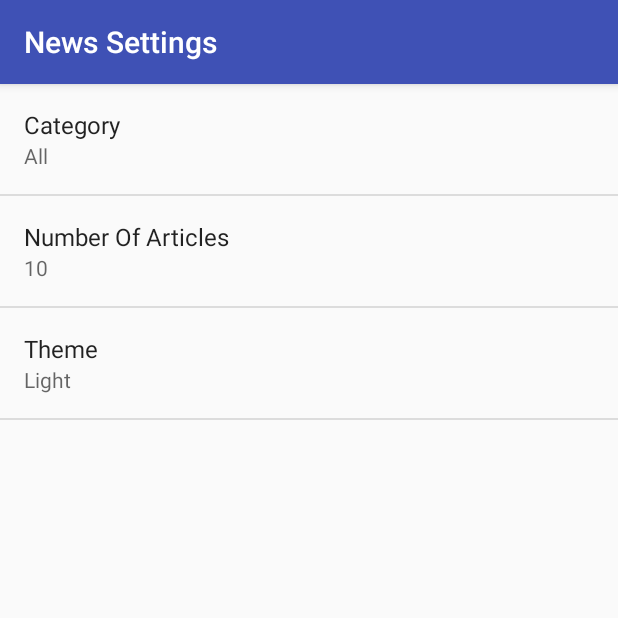
After one commit to vaishnavi-janardhan/News4U, an Android app: the SettingsActivity screen opened directly, with no data from a screen before it, on a phone screen of 412 x 824 dp, the top half of it. The commit adds this screen. Run offline under Robolectric (Android 15) with nearby library versions, the phone set to English and light mode, and no system bars.

Commit message:
1. Add preferences for category and No of items 2. Add dark theme preference

```diff
--- /dev/null
+++ b/app/src/main/java/com/vaishjanardhan/news4u/SettingsActivity.java
@@ -0,0 +1,97 @@
+package com.vaishjanardhan.news4u;
+
+import android.content.Intent;
+import android.content.SharedPreferences;
+import android.os.Bundle;
+import android.preference.ListPreference;
+import android.preference.Preference;
+import android.preference.PreferenceFragment;
+import android.preference.PreferenceManager;
+import android.support.annotation.Nullable;
+import android.support.v4.app.NavUtils;
+import android.support.v7.app.AppCompatActivity;
+
+public class SettingsActivity extends AppCompatActivity {
+
+    static Intent starterIntent;
+
+    @Override
+    protected void onCreate(Bundle savedInstanceState) {
+
+        SharedPreferences sharedPreferences = PreferenceManager.
+                getDefaultSharedPreferences(this);
+
+        String theme = sharedPreferences.getString(
+                getString(R.string.settings_theme_key),
+                getString(R.string.settings_theme_default)
+        );
+
+        if (theme.equals(getString(R.string.settings_theme_dark_value)))
+            setTheme(R.style.DarkTheme);
+        else if (theme.equals(getString(R.string.settings_theme_light_value)))
+            setTheme(R.style.AppTheme);
+
+        starterIntent = getIntent();
+
+        super.onCreate(savedInstanceState);
+        setContentView(R.layout.activity_settings);
+    }
+
+    @Override
+    public void onBackPressed() {
+        super.onBackPressed();
+        NavUtils.navigateUpFromSameTask(SettingsActivity.this);
+    }
+
+    public static class NewsPreferenceFragment extends PreferenceFragment implements
+            Preference.OnPreferenceChangeListener {
+
+        @Override
+        public void onCreate(@Nullable Bundle savedInstanceState) {
+            super.onCreate(savedInstanceState);
+            addPreferencesFromResource(R.xml.settings_main);
+
+            Preference category = findPreference(getString(R.string.settings_category_key));
+            bindPreferenceSummaryToValue(category);
+
+            Preference noOfItems = findPreference(getString(R.string.settings_number_key));
+            bindPreferenceSummaryToValue(noOfItems);
+
+            Preference theme = findPreference(getString(R.string.settings_theme_key));
+            bindPreferenceSummaryToValue(theme);
+
+            theme.setOnPreferenceChangeListener(new Preference.OnPreferenceChangeListener() {
+                @Override
+                public boolean onPreferenceChange(Preference preference, Object newValue) {
+                    getActivity().finish();
+                    startActivity(starterIntent);
+                    return true;
+                }
+            });
+        }
+
+        private void bindPreferenceSummaryToValue(Preference preference) {
+            preference.setOnPreferenceChangeListener(this);
+            SharedPreferences sharedPreferences = PreferenceManager.
+                    getDefaultSharedPreferences(preference.getContext());
+            String preferenceString = sharedPreferences.getString(preference.getKey(), "");
+            onPreferenceChange(preference, preferenceString);
+        }
+
+        @Override
+        public boolean onPreferenceChange(Preference preference, Object newValue) {
+            String stringValue = newValue.toString();
+            if (preference instanceof ListPreference) {
+                ListPreference listPreference = (ListPreference) preference;
+                int prefIndex = listPreference.findIndexOfValue(stringValue);
+                if (prefIndex >= 0) {
+                    CharSequence[] labels = listPreference.getEntries();
+                    preference.setSummary(labels[prefIndex]);
+                }
+            } else {
+                preference.setSummary(stringValue);
+            }
+            return true;
+        }
+    }
+}
--- a/app/src/main/res/layout/list_item.xml
+++ b/app/src/main/res/layout/list_item.xml
@@ -3,7 +3,7 @@
     android:layout_width="match_parent"
     android:layout_height="wrap_content"
     android:orientation="vertical"
-    android:padding="@dimen/dimen_16" >
+    android:padding="@dimen/dimen_16">
 
     <TextView
         android:id="@+id/section_text_view"
@@ -23,10 +23,10 @@
 
     <TextView
         android:id="@+id/title_text_view"
+        style="@style/Base.TextAppearance.AppCompat.Title"
         android:layout_width="wrap_content"
         android:layout_height="wrap_content"
         android:layout_marginTop="@dimen/dimen_8"
-        style="@style/Base.TextAppearance.AppCompat.Title"
         tools:text="Title" />
 
     <TextView
--- /dev/null
+++ b/app/src/main/res/values/arrays.xml
@@ -0,0 +1,30 @@
+<?xml version="1.0" encoding="utf-8"?>
+<resources>
+
+    <string-array name="settings_category_label">
+        <item>@string/settings_category_none_label</item>
+        <item>@string/settings_category_sports_label</item>
+        <item>@string/settings_category_business_label</item>
+        <item>@string/settings_category_music_label</item>
+        <item>@string/settings_category_travel_label</item>
+    </string-array>
+
+    <string-array name="settings_category_values">
+        <item>@string/settings_category_none_value</item>
+        <item>@string/settings_category_sports_value</item>
+        <item>@string/settings_category_business_value</item>
+        <item>@string/settings_category_music_value</item>
+        <item>@string/settings_category_travel_value</item>
+    </string-array>
+
+    <string-array name="settings_theme_labels">
+        <item>@string/settings_theme_light_label</item>
+        <item>@string/settings_theme_dark_label</item>
+    </string-array>
+
+    <string-array name="settings_theme_values">
+        <item>@string/settings_theme_light_value</item>
+        <item>@string/settings_theme_dark_value</item>
+    </string-array>
+
+</resources>
--- a/app/src/main/res/values/colors.xml
+++ b/app/src/main/res/values/colors.xml
@@ -3,4 +3,6 @@
     <color name="colorPrimary">#3F51B5</color>
     <color name="colorPrimaryDark">#303F9F</color>
     <color name="colorAccent">#FF4081</color>
+
+    <color name="colorPrimaryDarkTheme">#212121</color>
 </resources>
--- a/app/src/main/res/values/strings.xml
+++ b/app/src/main/res/values/strings.xml
@@ -1,5 +1,58 @@
 <resources>
+
     <string name="app_name">News4U</string>
     <string name="no_internet_connection">No internet connection</string>
     <string name="empty_state">No news articles available</string>
+
+    <!-- String resources for settings -->
+    <string name="settings_menu_item">Settings</string>
+    <string name="settings_title">News Settings</string>
+
+    <!-- Strings for Category preference [CHAR_LIMIT=30]-->
+    <string name="settings_category_label">Category</string>
+    <string name="settings_category_key" translatable="false">category</string>
+    <string name="settings_category_default" translatable="false">
+        @string/settings_category_none_value</string>
+
+    <!-- Label for Category none option [CHAR_LIMIT=20] -->
+    <string name="settings_category_none_label">All</string>
+    <string name="settings_category_none_value" />
+
+    <!-- Label for Category sports option [CHAR_LIMIT=20] -->
+    <string name="settings_category_sports_label">Sports</string>
+    <string name="settings_category_sports_value">sport</string>
+
+    <!-- Label for Category business option [CHAR_LIMIT=20] -->
+    <string name="settings_category_business_label">Business</string>
+    <string name="settings_category_business_value">business</string>
+
+    <!-- Label for Category music option [CHAR_LIMIT=20] -->
+    <string name="settings_category_music_label">Music</string>
+    <string name="settings_category_music_value">music</string>
+
+    <!-- Label for Category travel option [CHAR_LIMIT=20] -->
+    <string name="settings_category_travel_label">Travel</string>
+    <string name="settings_category_travel_value">travel</string>
+
+
+    <!-- Strings for No of Articles preference [CHAR_LIMIT=30]-->
+    <string name="settings_number_label">Number Of Articles</string>
+    <string name="settings_number_key" translatable="false">number</string>
+    <string name="settings_number_default" translatable="false">10</string>
+
+    <!--Strings for Theme preferences -->
+    <string name="settings_theme_label">Theme</string>
+    <string name="settings_theme_key" translatable="false">theme</string>
+    <string name="settings_theme_default" translatable="false">
+        @string/settings_theme_light_value</string>
+
+    <!-- Label for Category music option [CHAR_LIMIT=20] -->
+    <string name="settings_theme_light_label">Light</string>
+    <string name="settings_theme_light_value">light</string>
+
+    <!-- Label for Category music option [CHAR_LIMIT=20] -->
+    <string name="settings_theme_dark_label">Dark</string>
+    <string name="settings_theme_dark_value">dark</string>
+    <string name="menu_refresh">Refresh</string>
+
 </resources>
--- a/app/src/main/res/values/styles.xml
+++ b/app/src/main/res/values/styles.xml
@@ -8,4 +8,8 @@
         <item name="colorAccent">@color/colorAccent</item>
     </style>
 
+    <style name="DarkTheme" parent="android:Theme.Material.NoActionBar">
+        <item name="colorPrimary">@color/colorPrimaryDarkTheme</item>
+    </style>
+
 </resources>
--- /dev/null
+++ b/app/src/main/res/xml/settings_main.xml
@@ -0,0 +1,25 @@
+<?xml version="1.0" encoding="utf-8"?>
+<PreferenceScreen xmlns:android="http://schemas.android.com/apk/res/android">
+
+    <ListPreference
+        android:defaultValue="@string/settings_category_default"
+        android:entries="@array/settings_category_label"
+        android:entryValues="@array/settings_category_values"
+        android:key="@string/settings_category_key"
+        android:title="@string/settings_category_label" />
+
+    <EditTextPreference
+        android:defaultValue="@string/settings_number_default"
+        android:inputType="number"
+        android:key="@string/settings_number_key"
+        android:selectAllOnFocus="true"
+        android:title="@string/settings_number_label" />
+
+    <ListPreference
+        android:defaultValue="@string/settings_theme_default"
+        android:entries="@array/settings_theme_labels"
+        android:entryValues="@array/settings_theme_values"
+        android:key="@string/settings_theme_key"
+        android:title="@string/settings_theme_label" />
+
+</PreferenceScreen>
--- a/build.gradle
+++ b/build.gradle
@@ -7,7 +7,7 @@ buildscript {
         jcenter()
     }
     dependencies {
-        classpath 'com.android.tools.build:gradle:3.1.3'
+        classpath 'com.android.tools.build:gradle:3.2.1'
 
 
         // NOTE: Do not place your application dependencies here; they belong
```
Also changed, not shown: app/src/main/AndroidManifest.xml (+11 -2 lines), app/src/main/java/com/vaishjanardhan/news4u/MainActivity.java (+87 -9 lines), app/src/main/java/com/vaishjanardhan/news4u/NewsAdapter.java (+6 -6 lines), app/src/main/java/com/vaishjanardhan/news4u/NewsLoader.java (+8 -4 lines), app/src/main/java/com/vaishjanardhan/news4u/QueryUtils.java (+7 -8 lines), app/src/main/res/layout/activity_main.xml (+8 -8 lines), app/src/main/res/layout/activity_settings.xml (added, +7 -0 lines), app/src/main/res/menu/main.xml (added, +8 -0 lines), gradle/wrapper/gradle-wrapper.properties.
